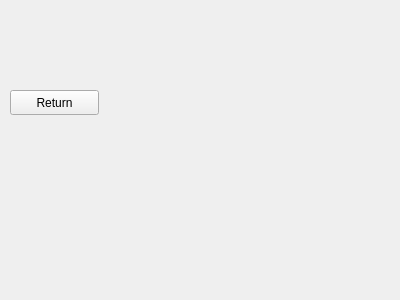
Qt form gui/pages/labelToolPage.ui (jacv050/dataset-tools) before a commit.
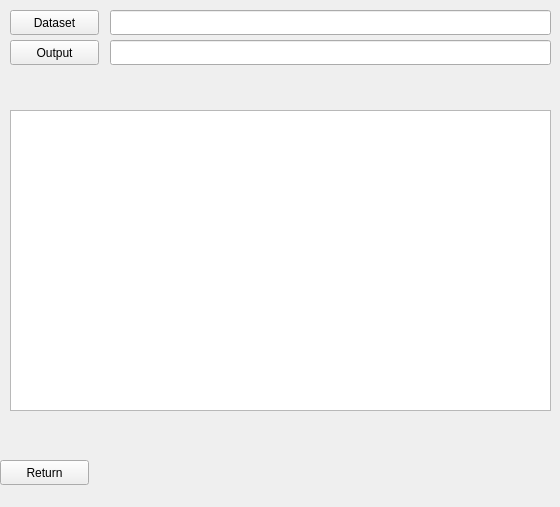
The same form after that commit.

Commit message: Firsts argumetns and process added to code

Diff of the .ui file:
```diff
--- a/gui/pages/labelToolPage.ui
+++ b/gui/pages/labelToolPage.ui
@@ -6,30 +6,44 @@
    <rect>
     <x>0</x>
     <y>0</y>
-    <width>400</width>
-    <height>300</height>
+    <width>560</width>
+    <height>507</height>
    </rect>
   </property>
   <property name="minimumSize">
    <size>
-    <width>400</width>
-    <height>300</height>
-   </size>
-  </property>
-  <property name="maximumSize">
-   <size>
-    <width>400</width>
-    <height>300</height>
+    <width>560</width>
+    <height>507</height>
    </size>
   </property>
   <property name="windowTitle">
    <string>Form</string>
   </property>
+  <widget class="QLineEdit" name="txtDataset">
+   <property name="geometry">
+    <rect>
+     <x>110</x>
+     <y>10</y>
+     <width>441</width>
+     <height>25</height>
+    </rect>
+   </property>
+  </widget>
+  <widget class="QLineEdit" name="txtOutput">
+   <property name="geometry">
+    <rect>
+     <x>110</x>
+     <y>40</y>
+     <width>441</width>
+     <height>25</height>
+    </rect>
+   </property>
+  </widget>
   <widget class="QPushButton" name="pbReturnMainPage">
    <property name="geometry">
     <rect>
-     <x>10</x>
-     <y>90</y>
+     <x>0</x>
+     <y>460</y>
      <width>89</width>
      <height>25</height>
     </rect>
@@ -38,6 +52,42 @@
     <string>Return</string>
    </property>
   </widget>
+  <widget class="QPushButton" name="pbSetDataset">
+   <property name="geometry">
+    <rect>
+     <x>10</x>
+     <y>10</y>
+     <width>89</width>
+     <height>25</height>
+    </rect>
+   </property>
+   <property name="text">
+    <string>Dataset</string>
+   </property>
+  </widget>
+  <widget class="QPushButton" name="pbSetOtput">
+   <property name="geometry">
+    <rect>
+     <x>10</x>
+     <y>40</y>
+     <width>89</width>
+     <height>25</height>
+    </rect>
+   </property>
+   <property name="text">
+    <string>Output</string>
+   </property>
+  </widget>
+  <widget class="QListView" name="listView">
+   <property name="geometry">
+    <rect>
+     <x>10</x>
+     <y>110</y>
+     <width>541</width>
+     <height>301</height>
+    </rect>
+   </property>
+  </widget>
  </widget>
  <resources/>
  <connections/>
```
The commit also changes 2 other files.
